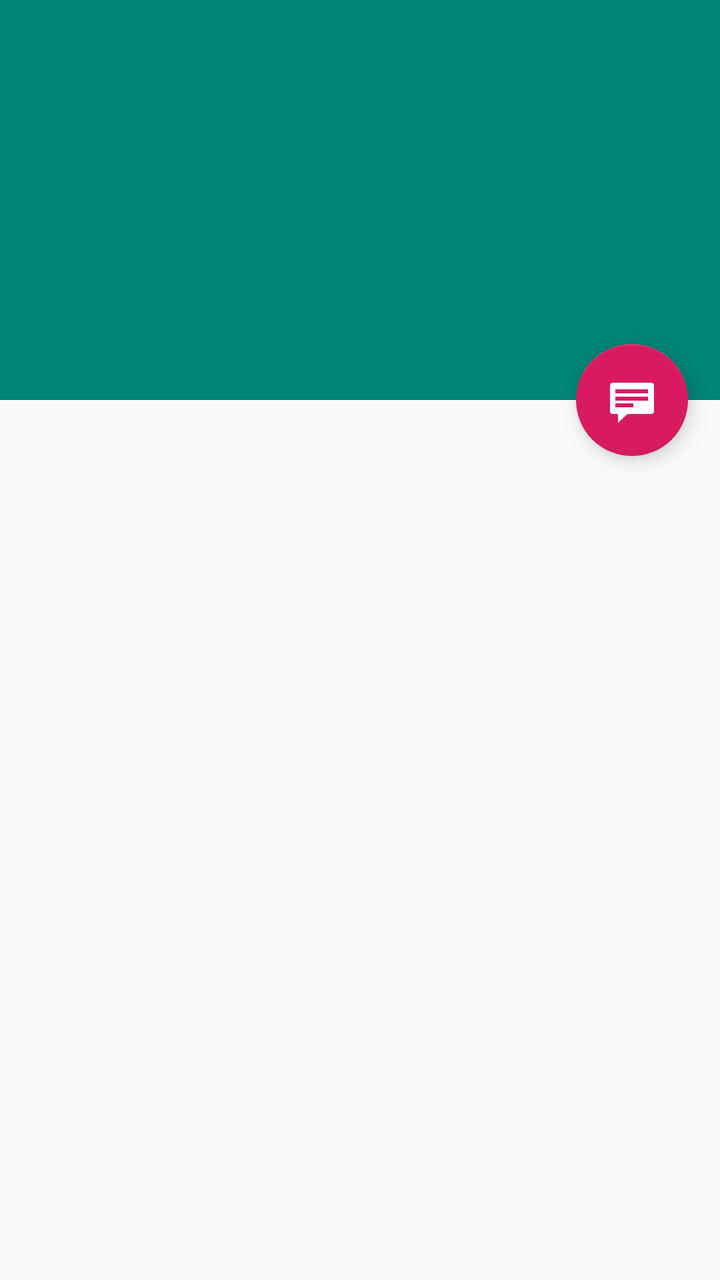
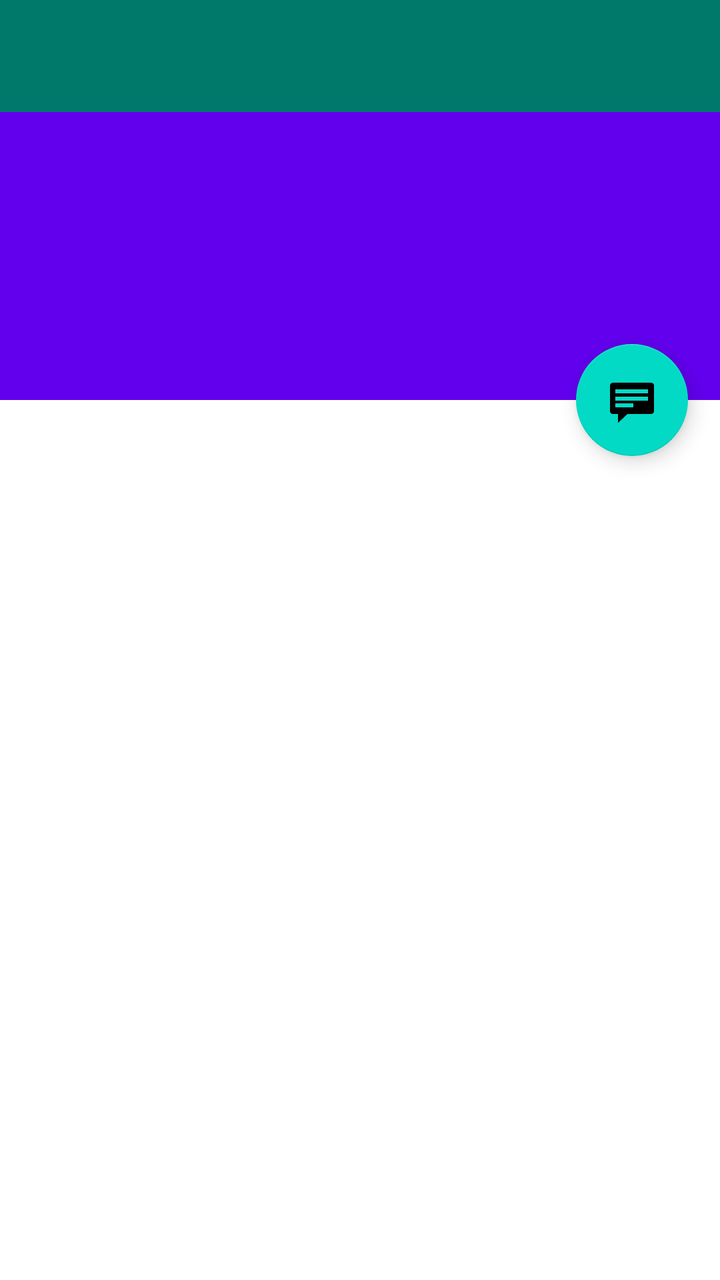

An Android layout rendered at two revisions. The XML below is the earlier revision; the diff shows what the commit changed to produce the second picture.
<!-- AndroidManifest.xml: activity theme AppTheme.NoActionBar -->
<!-- res/layout/activity_credential_detail.xml -->
<?xml version="1.0" encoding="utf-8"?>
<androidx.coordinatorlayout.widget.CoordinatorLayout xmlns:android="http://schemas.android.com/apk/res/android"
    xmlns:app="http://schemas.android.com/apk/res-auto"
    xmlns:tools="http://schemas.android.com/tools"
    android:layout_width="match_parent"
    android:layout_height="match_parent"
    android:fitsSystemWindows="true"
    tools:context=".CredentialDetailActivity"
    tools:ignore="MergeRootFrame">

    <com.google.android.material.appbar.AppBarLayout
        android:id="@+id/app_bar"
        android:layout_width="match_parent"
        android:layout_height="@dimen/app_bar_height"
        android:fitsSystemWindows="true"
        android:theme="@style/ThemeOverlay.AppCompat.Dark.ActionBar">

        <com.google.android.material.appbar.CollapsingToolbarLayout
            android:id="@+id/toolbar_layout"
            android:layout_width="match_parent"
            android:layout_height="match_parent"
            android:fitsSystemWindows="true"
            app:contentScrim="?attr/colorPrimary"
            app:layout_scrollFlags="scroll|exitUntilCollapsed"
            app:toolbarId="@+id/toolbar">

            <androidx.appcompat.widget.Toolbar
                android:id="@+id/detail_toolbar"
                android:layout_width="match_parent"
                android:layout_height="?attr/actionBarSize"
                app:layout_collapseMode="pin"
                app:popupTheme="@style/ThemeOverlay.AppCompat.Light" />

        </com.google.android.material.appbar.CollapsingToolbarLayout>

    </com.google.android.material.appbar.AppBarLayout>

    <androidx.core.widget.NestedScrollView
        android:id="@+id/credential_detail_container"
        android:layout_width="match_parent"
        android:layout_height="match_parent"
        app:layout_behavior="@string/appbar_scrolling_view_behavior" />

    <com.google.android.material.floatingactionbutton.FloatingActionButton
        android:id="@+id/fab"
        android:layout_width="wrap_content"
        android:layout_height="wrap_content"
        android:layout_gravity="center_vertical|start"
        android:layout_margin="@dimen/fab_margin"
        app:layout_anchor="@+id/credential_detail_container"
        app:layout_anchorGravity="top|end"
        app:srcCompat="@android:drawable/stat_notify_chat" />

</androidx.coordinatorlayout.widget.CoordinatorLayout>
<!-- resources referenced by this layout -->
<resources>
  <dimen name="app_bar_height">200dp</dimen>
  <dimen name="fab_margin">16dp</dimen>
  <style name="AppTheme.NoActionBar">
          <item name="windowActionBar">false</item>
          <item name="windowNoTitle">true</item>
      </style>
</resources>

<!-- the commit's change to res/layout/activity_credential_detail.xml (unified diff, before → after) -->
@@ -13,20 +13,21 @@
         android:layout_width="match_parent"
         android:layout_height="@dimen/app_bar_height"
         android:fitsSystemWindows="true"
-        android:theme="@style/ThemeOverlay.AppCompat.Dark.ActionBar">
+        android:theme="@style/AppTheme.NoActionBar">
 
         <com.google.android.material.appbar.CollapsingToolbarLayout
             android:id="@+id/toolbar_layout"
             android:layout_width="match_parent"
             android:layout_height="match_parent"
             android:fitsSystemWindows="true"
-            app:contentScrim="?attr/colorPrimary"
+            app:contentScrim="@color/teal_700"
             app:layout_scrollFlags="scroll|exitUntilCollapsed"
             app:toolbarId="@+id/toolbar">
 
             <androidx.appcompat.widget.Toolbar
                 android:id="@+id/detail_toolbar"
                 android:layout_width="match_parent"
+                android:background="@color/teal_700"
                 android:layout_height="?attr/actionBarSize"
                 app:layout_collapseMode="pin"
                 app:popupTheme="@style/ThemeOverlay.AppCompat.Light" />
<!-- resource entries referenced after the edit -->
@@ -1,10 +1,8 @@
 <!-- resources referenced by this layout -->
 <resources>
+  <color name="teal_700">#00796B</color>
   <dimen name="app_bar_height">200dp</dimen>
   <dimen name="fab_margin">16dp</dimen>
-  <style name="AppTheme.NoActionBar">
-          <item name="windowActionBar">false</item>
-          <item name="windowNoTitle">true</item>
-      </style>
+  <style name="AppTheme.NoActionBar" parent="Theme.MaterialComponents.DayNight.NoActionBar" />
 </resources>
 
